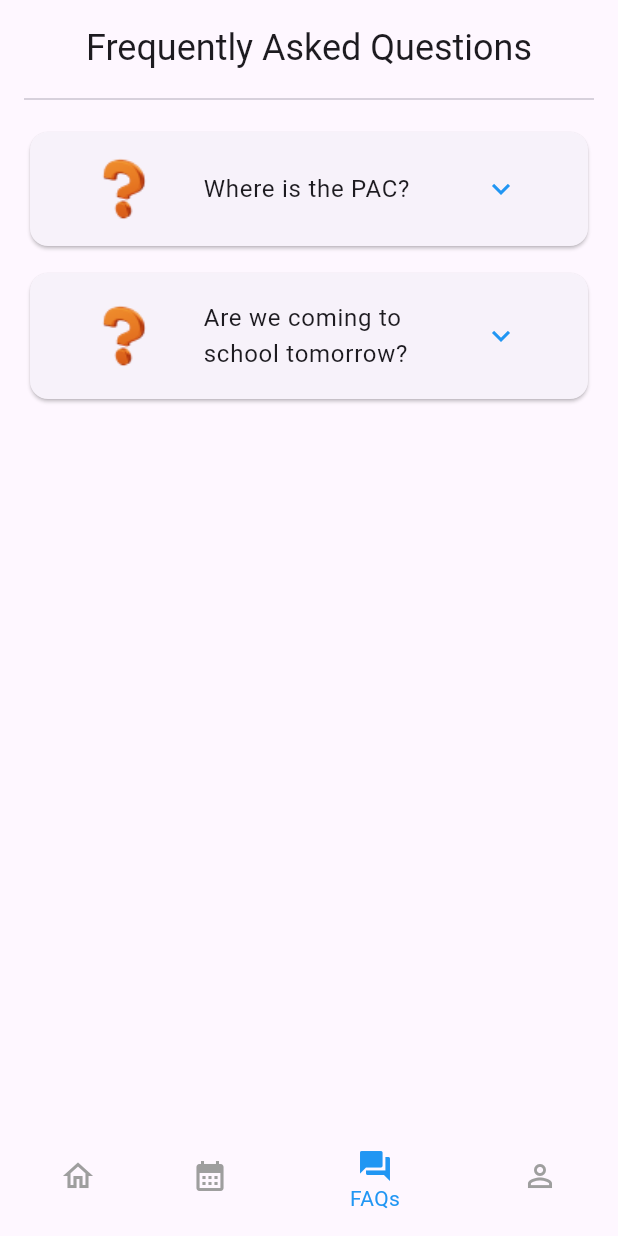
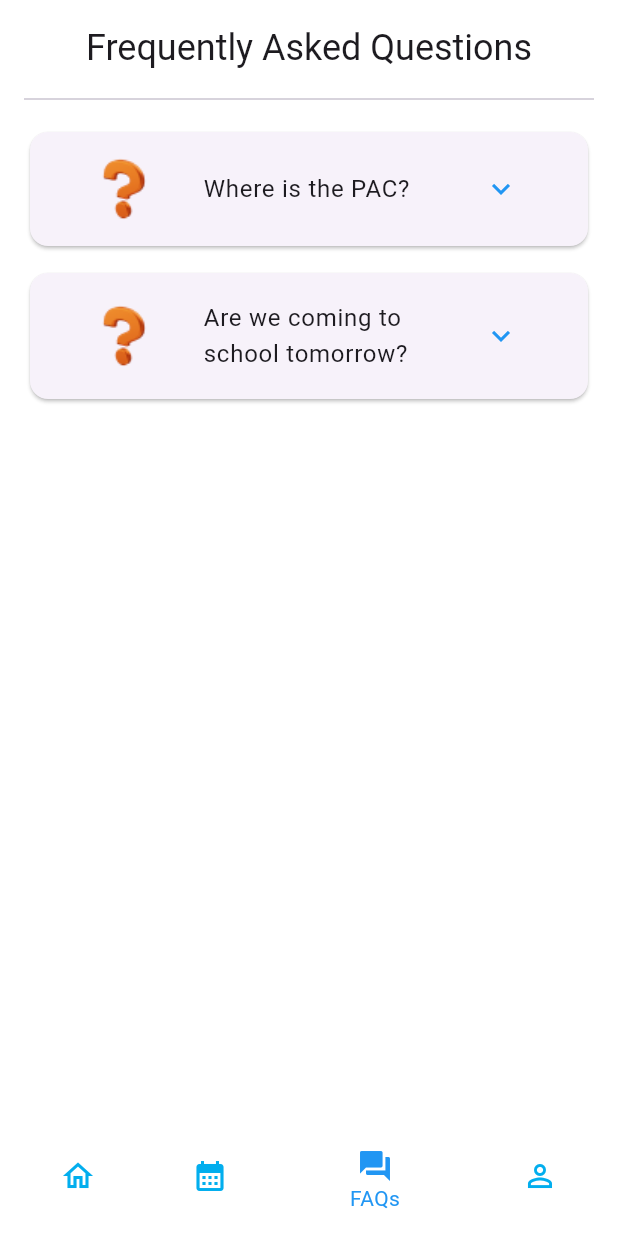
Before and after one commit to dita-daystaruni/orientation_ap, a Flutter app: the BottomNav screen opened by its route, item 3 of the bottom bar chosen, on a phone screen of 412 x 824 dp. Run offline on Flutter 3.47's test engine with Material 3 defaults, Android fonts, the light colour scheme and no system bars; our stand-ins replace get.

Commit message:
feat: made some color changes to the application

```diff
--- /dev/null
+++ b/lib/constants.dart/custom_colors.dart
@@ -0,0 +1,12 @@
+import 'package:flutter/material.dart';
+import 'package:flutter/widgets.dart';
+
+class CustomColors {
+  static const Color buttonColor = Color(0xff02Aeee);
+  static const Color textColor = Color(0xff032540);
+  static const Color backgroundColor = Colors.white;
+  static const Color iconColorOne = Color(0xffd19955);
+  static const Color iconColorTwo = Color(0xff317d89);
+  static const Color faqColor = Color(0xffe67722);
+  static const Color eventsColor = Color(0xffdd2e44);
+}
--- a/lib/models/custom_appbar.dart
+++ b/lib/models/custom_appbar.dart
@@ -1,7 +1,7 @@
 import 'package:flutter/material.dart';
 
 class CustomAppBar extends StatelessWidget {
-  const CustomAppBar({super.key});
+const CustomAppBar({super.key});
 
   @override
   Widget build(BuildContext context) {
--- a/lib/models/custom_bottomnav.dart
+++ b/lib/models/custom_bottomnav.dart
@@ -1,4 +1,5 @@
 import 'package:flutter/material.dart';
+import 'package:orientation_app/constants.dart/custom_colors.dart';
 import 'package:orientation_app/pages/eventspage.dart';
 import 'package:orientation_app/pages/home_page.dart';
 
@@ -24,13 +25,15 @@ class _BottomNavState extends State<BottomNav> {
   @override
   Widget build(BuildContext context) {
     return Scaffold(
+      backgroundColor: CustomColors.backgroundColor,
       bottomNavigationBar: Padding(
         padding: const EdgeInsets.all(8.0),
         child: BottomNavigationBar(
+          backgroundColor: CustomColors.backgroundColor,
           currentIndex: selectedIndex,
           elevation: 0,
           selectedItemColor: Colors.blue,
-          unselectedItemColor: Colors.grey,
+          unselectedItemColor: CustomColors.buttonColor,
           onTap: (int value) {
             setState(() {
               selectedIndex = value;
@@ -38,6 +41,7 @@ class _BottomNavState extends State<BottomNav> {
           },
           items: const [
             BottomNavigationBarItem(
+              backgroundColor: CustomColors.backgroundColor,
               icon: Icon(Icons.home_outlined),
               label: 'Home',
             ),
--- a/lib/pages/activitypage.dart
+++ b/lib/pages/activitypage.dart
@@ -1,5 +1,6 @@
 import 'package:flutter/material.dart';
 import 'package:get/get.dart';
+import 'package:orientation_app/constants.dart/custom_colors.dart';
 
 class ActivityPage extends StatelessWidget {
   const ActivityPage({super.key});
@@ -7,6 +8,7 @@ class ActivityPage extends StatelessWidget {
   @override
   Widget build(BuildContext context) {
     return Scaffold(
+      backgroundColor: CustomColors.backgroundColor,
       body: Padding(
         padding: const EdgeInsets.all(16.0),
         child: Column(
--- a/lib/pages/contactdetails.dart
+++ b/lib/pages/contactdetails.dart
@@ -1,4 +1,5 @@
 import 'package:flutter/material.dart';
+import 'package:orientation_app/constants.dart/custom_colors.dart';
 import 'package:orientation_app/models/contact_tile.dart';
 import 'package:orientation_app/pages/profile.dart';
 
@@ -8,6 +9,7 @@ class ContactDetails extends StatelessWidget {
   @override
   Widget build(BuildContext context) {
     return Scaffold(
+      backgroundColor: CustomColors.backgroundColor,
       appBar: AppBar(
         automaticallyImplyLeading: true,
       ),
--- a/lib/pages/faq.dart
+++ b/lib/pages/faq.dart
@@ -1,4 +1,5 @@
 import 'package:flutter/material.dart';
+import 'package:orientation_app/constants.dart/custom_colors.dart';
 
 class Faq extends StatefulWidget {
   const Faq({super.key});
@@ -13,6 +14,7 @@ class _FaqState extends State<Faq> {
   @override
   Widget build(BuildContext context) {
     return Scaffold(
+      backgroundColor: CustomColors.backgroundColor,
       body: Padding(
         padding: const EdgeInsets.all(16.0),
         child: SingleChildScrollView(
--- a/lib/pages/notifications.dart
+++ b/lib/pages/notifications.dart
@@ -1,6 +1,7 @@
 import 'package:flutter/material.dart';
 import 'package:get/get_core/src/get_main.dart';
 import 'package:get/get_navigation/get_navigation.dart';
+import 'package:orientation_app/constants.dart/custom_colors.dart';
 import 'package:orientation_app/models/notificationslide.dart';
 
 class Notifications extends StatelessWidget {
@@ -9,6 +10,7 @@ class Notifications extends StatelessWidget {
   @override
   Widget build(BuildContext context) {
     return Scaffold(
+      backgroundColor: CustomColors.backgroundColor,
       appBar: AppBar(
         title: const Text('Hello'),
         automaticallyImplyLeading: true,
--- a/lib/pages/profile.dart
+++ b/lib/pages/profile.dart
@@ -1,4 +1,5 @@
 import 'package:flutter/material.dart';
+import 'package:orientation_app/constants.dart/custom_colors.dart';
 
 class Profile extends StatelessWidget {
   const Profile({super.key});
@@ -6,6 +7,7 @@ class Profile extends StatelessWidget {
   @override
   Widget build(BuildContext context) {
     return Scaffold(
+      backgroundColor: CustomColors.backgroundColor,
       body: Padding(
         padding: const EdgeInsets.all(16.0),
         child: SingleChildScrollView(
--- a/lib/pages/routines.dart
+++ b/lib/pages/routines.dart
@@ -1,4 +1,5 @@
 import 'package:flutter/material.dart';
+import 'package:orientation_app/constants.dart/custom_colors.dart';
 import 'package:orientation_app/models/daystile.dart';
 import 'package:orientation_app/models/events_tile.dart';
 
@@ -8,6 +9,7 @@ class EventsPage extends StatelessWidget {
   @override
   Widget build(BuildContext context) {
     return Scaffold(
+      backgroundColor: CustomColors.backgroundColor,
       body: Padding(
         padding: const EdgeInsets.all(16.0),
         child: Column(
--- a/lib/pages/sign_in.dart
+++ b/lib/pages/sign_in.dart
@@ -1,5 +1,6 @@
 import 'package:flutter/material.dart';
 import 'package:get/get.dart';
+import 'package:orientation_app/constants.dart/custom_colors.dart';
 import 'package:orientation_app/services/authentication.dart';
 
 class SignIn extends StatefulWidget {
@@ -20,6 +21,7 @@ class _SignInState extends State<SignIn> {
   @override
   Widget build(BuildContext context) {
     return Scaffold(
+      backgroundColor: CustomColors.backgroundColor,
       body: Container(
         decoration: const BoxDecoration(
           gradient: LinearGradient(
```
Also changed, not shown: lib/pages/home_page.dart (+9 -2 lines), pubspec.lock.
